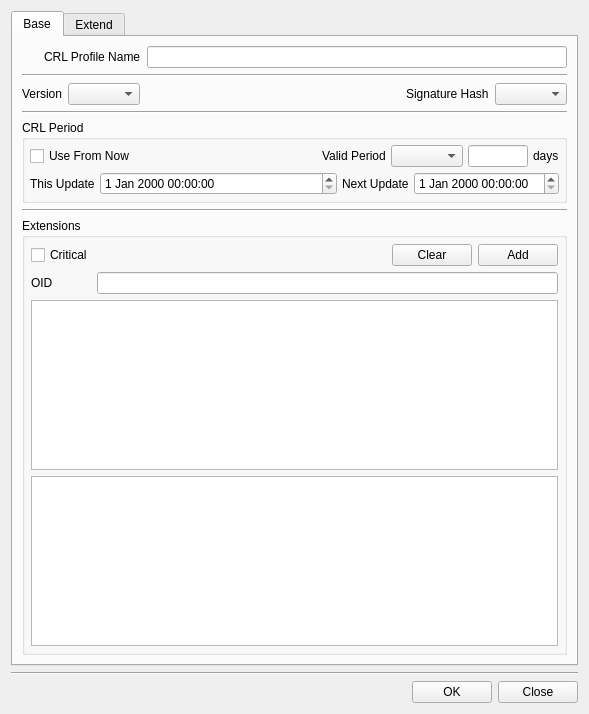
jykim74/CertMan, file CertMan/make_crl_profile_dlg.ui: the form before one commit.
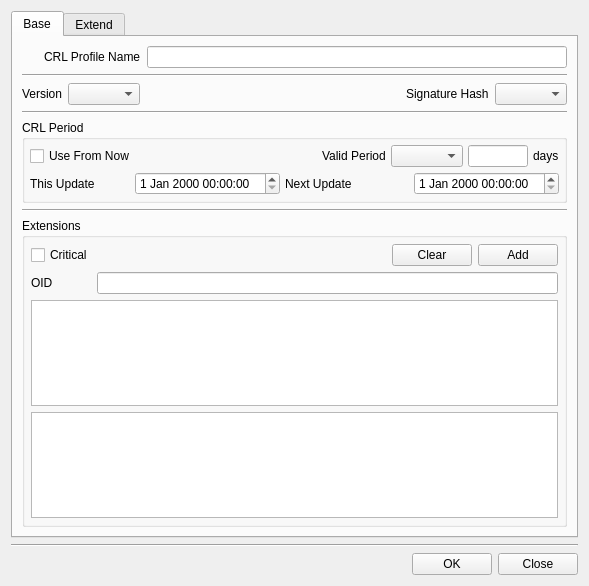
The form after the commit. The open tabs and pages were chosen to show the change. Icons and pictures are not drawn.

```diff
--- a/CertMan/make_crl_profile_dlg.ui
+++ b/CertMan/make_crl_profile_dlg.ui
@@ -7,7 +7,7 @@
     <x>0</x>
     <y>0</y>
     <width>589</width>
-    <height>714</height>
+    <height>580</height>
    </rect>
   </property>
   <property name="windowTitle">
@@ -222,7 +222,7 @@
             <item row="0" column="1">
              <widget class="QDateTimeEdit" name="mThisUpdateDateTime">
               <property name="sizePolicy">
-               <sizepolicy hsizetype="Expanding" vsizetype="Fixed">
+               <sizepolicy hsizetype="Preferred" vsizetype="Fixed">
                 <horstretch>0</horstretch>
                 <verstretch>0</verstretch>
                </sizepolicy>
```
Left out of the diff: 8 changed lines with no effect on the pictures.
